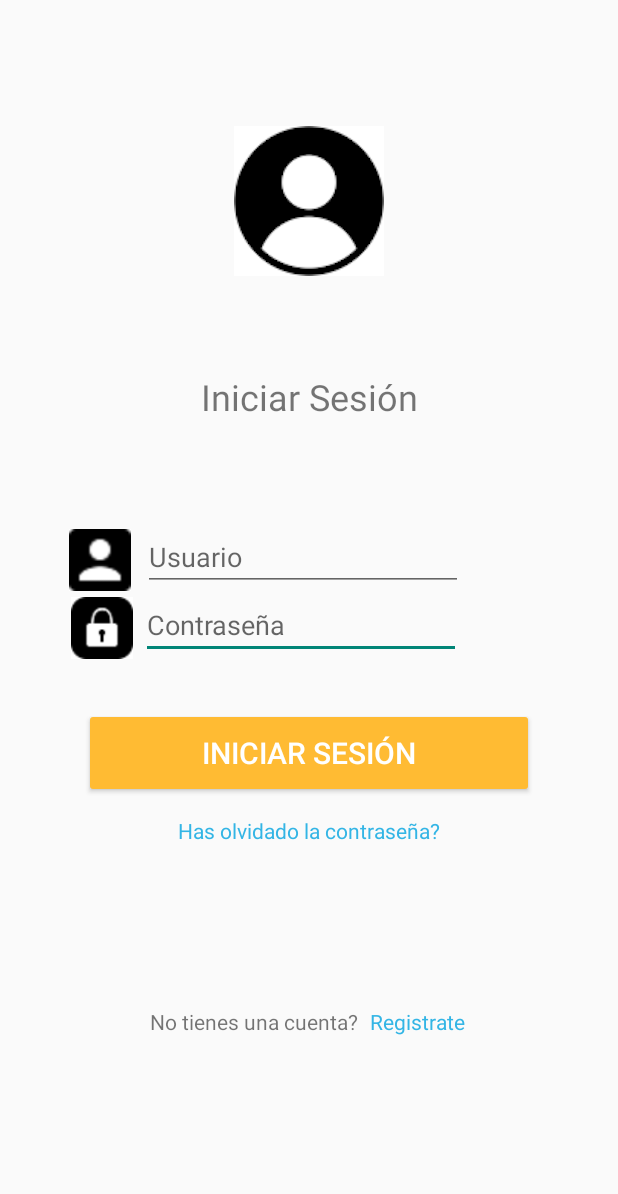
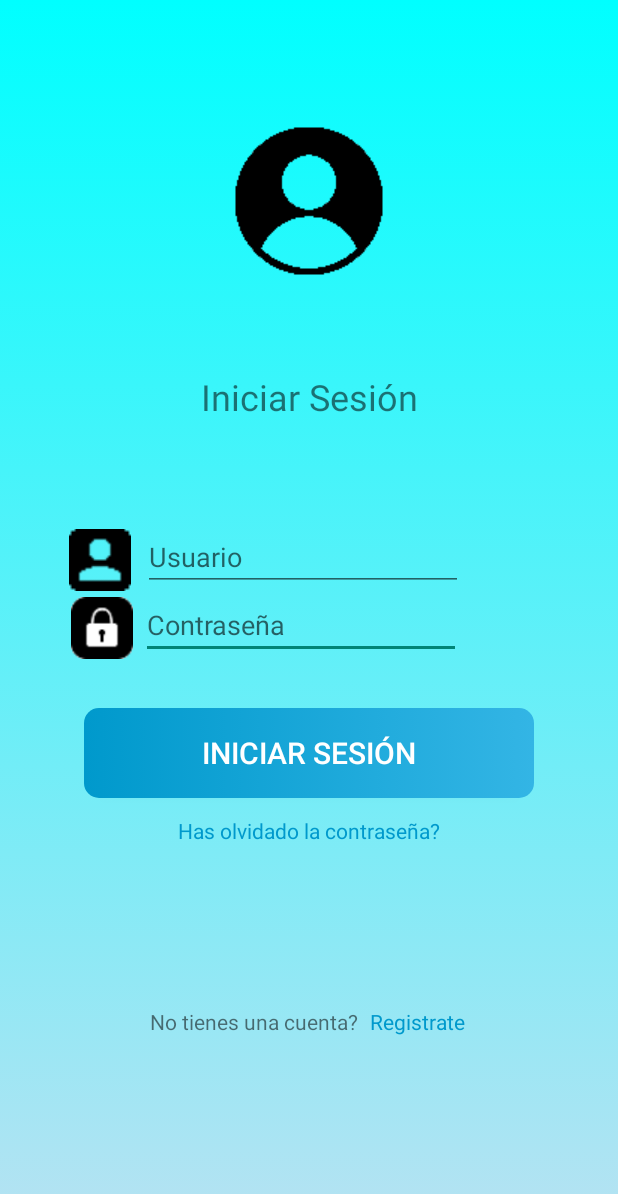
Before and after one commit to DarkDhz/RehabApp, an Android app: the LoginActivity screen opened directly, with no data from a screen before it, on a phone screen of 412 x 824 dp. Shown: the top 1194 px of the screen. Run offline under Robolectric (Android 15) with nearby library versions, the phone set to English and light mode, and no system bars.

Commit message:
Mergea esto Arnau

```diff
--- /dev/null
+++ b/app/src/main/res/drawable/background2.xml
@@ -0,0 +1,9 @@
+<?xml version="1.0" encoding="utf-8"?>
+<selector xmlns:android="http://schemas.android.com/apk/res/android">
+    <item>
+        <shape android:shape="rectangle">
+            <gradient android:startColor="#0ff" android:endColor="#b8e2f2" android:angle="270"/>
+            />
+        </shape>
+    </item>
+</selector>
--- /dev/null
+++ b/app/src/main/res/drawable/boton2.xml
@@ -0,0 +1,9 @@
+<?xml version="1.0" encoding="utf-8"?>
+<selector xmlns:android="http://schemas.android.com/apk/res/android">
+    <item>
+        <shape android:shape="rectangle">
+            <gradient android:startColor="@android:color/holo_blue_dark" android:endColor="@android:color/holo_blue_light" />
+            <corners android:radius="10dp"/>
+        </shape>
+    </item>
+</selector>
--- a/app/src/main/res/layout/activity_login.xml
+++ b/app/src/main/res/layout/activity_login.xml
@@ -4,7 +4,8 @@
     xmlns:tools="http://schemas.android.com/tools"
     android:layout_width="match_parent"
     android:layout_height="match_parent"
-    tools:context=".view.LoginActivity">
+    tools:context=".view.LoginActivity"
+    android:background="@drawable/background2">
 
     <androidx.constraintlayout.widget.ConstraintLayout
         android:id="@+id/login_layout"
@@ -88,7 +89,7 @@
         android:layout_height="wrap_content"
         android:layout_marginTop="12dp"
         android:text="Has olvidado la contraseña?"
-        android:textColor="@android:color/holo_blue_light"
+        android:textColor="@android:color/holo_blue_dark"
         app:layout_constraintEnd_toEndOf="parent"
         app:layout_constraintStart_toStartOf="parent"
         app:layout_constraintTop_toBottomOf="@+id/login_login_button" />
@@ -98,12 +99,13 @@
         android:layout_width="300dp"
         android:layout_height="60dp"
         android:layout_marginTop="16dp"
-        android:backgroundTint="@android:color/holo_orange_light"
+        android:background="@drawable/boton2"
         android:text="Iniciar Sesión"
         android:textColor="@android:color/white"
         android:textSize="20dp"
         android:onClick="goToMainActivity"
         app:layout_constraintEnd_toEndOf="parent"
+
         app:layout_constraintStart_toStartOf="parent"
         app:layout_constraintTop_toBottomOf="@+id/login_layout" />
 
@@ -126,9 +128,10 @@
         android:layout_marginTop="108dp"
         android:text="Registrate"
         android:onClick="goToRegisterActivity"
-        android:textColor="@android:color/holo_blue_light"
+        android:textColor="@android:color/holo_blue_dark"
         app:layout_constraintStart_toEndOf="@+id/login_register_info"
         app:layout_constraintTop_toBottomOf="@+id/login_forgot_pass" />
 
 
+
 </androidx.constraintlayout.widget.ConstraintLayout>
```
Also changed, not shown: app/src/main/res/layout/activity_change_pswd.xml (+11 -9 lines), app/src/main/res/drawable/login_image.png, app/src/main/res/drawable/login_user.png, app/src/main/res/drawable/password_icon.png.
